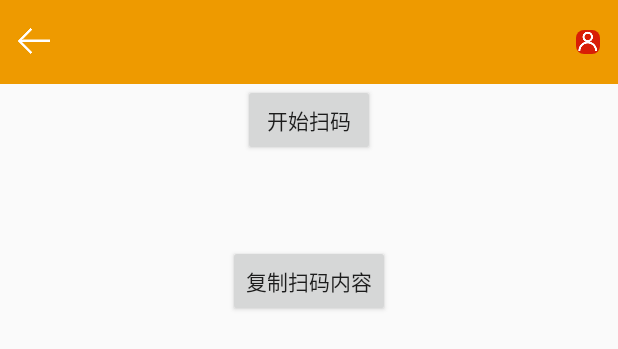
After one commit to syssun/SysReadPacket, an Android app: the layout activity_my_qrcode.xml on its own in the app's theme, with its tools: preview values and no code run, on a phone screen of 412 x 824 dp. The commit adds this screen. Shown: the top 349 px of the screen. Run offline under Robolectric (Android 15) with nearby library versions, the light colour scheme and no system bars.

Commit message:
扫码复制

```diff
--- a/app/build.gradle
+++ b/app/build.gradle
@@ -8,7 +8,7 @@ android {
         minSdkVersion 15
         targetSdkVersion 29
         versionCode 1
-        versionName "1.0.6"
+        versionName "1.1.0"
         testInstrumentationRunner "androidx.test.runner.AndroidJUnitRunner"
     }
     signingConfigs {
@@ -50,6 +50,7 @@ android {
 }
 
 dependencies {
+    implementation 'cn.bingoogolapple:bga-qrcode-zxing:1.3.7'
     implementation fileTree(dir: 'libs', include: ['*.jar'])
     implementation 'androidx.appcompat:appcompat:1.1.0'
     implementation 'com.google.android.material:material:1.0.0'
--- a/app/src/main/java/com/sys/readh/MainActivity.java
+++ b/app/src/main/java/com/sys/readh/MainActivity.java
@@ -1,6 +1,9 @@
 package com.sys.readh;
 
+import android.content.pm.PackageManager;
 import android.os.Bundle;
+import android.os.Environment;
+import android.widget.Toast;
 
 import com.google.android.material.bottomnavigation.BottomNavigationView;
 
@@ -30,6 +33,4 @@ public class MainActivity extends AppCompatActivity {
         NavigationUI.setupWithNavController(navView, navController);
     }
 
-
-
 }
--- /dev/null
+++ b/app/src/main/res/layout/activity_my_qrcode.xml
@@ -0,0 +1,36 @@
+<?xml version="1.0" encoding="utf-8"?>
+<LinearLayout xmlns:android="http://schemas.android.com/apk/res/android"
+    xmlns:app="http://schemas.android.com/apk/res-auto"
+    xmlns:tools="http://schemas.android.com/tools"
+    android:layout_width="match_parent"
+    android:layout_height="match_parent"
+    android:orientation="vertical"
+    tools:context=".activitys.MyQrcodeActivity">
+    <include layout="@layout/nav_bar"/>
+    <Button
+        android:id="@+id/qrbutton"
+        android:layout_width="wrap_content"
+        android:layout_height="wrap_content"
+        android:layout_gravity="center"
+        android:gravity="center"
+        android:onClick="onClick"
+        android:text="开始扫码"/>
+    <TextView
+        android:id="@+id/qrtext"
+        android:layout_width="wrap_content"
+        android:layout_height="wrap_content"
+        android:layout_gravity="center"
+        android:gravity="center"
+        android:layout_margin="20dp"
+        />
+    <Button
+        android:id="@+id/cybutton"
+        android:layout_width="wrap_content"
+        android:layout_height="wrap_content"
+        android:layout_gravity="center"
+        android:gravity="center"
+        android:text="复制扫码内容"/>
+
+
+
+</LinearLayout>
--- a/app/src/main/res/values/strings.xml
+++ b/app/src/main/res/values/strings.xml
@@ -30,7 +30,4 @@
     </string-array>
 
 
-
-
-
 </resources>
```
Also changed, not shown: app/src/main/AndroidManifest.xml (+10 -1 lines), app/src/main/java/com/sys/readh/activitys/MyQrcodeActivity.java (added, +102 -0 lines), app/src/main/java/com/sys/readh/activitys/QrcodeActivity.java (added, +83 -0 lines), app/src/main/java/com/sys/readh/ui/dashboard/DashboardFragment.java (+7 -1 lines), app/src/main/java/com/sys/readh/utils/PermissionUtils.java (added, +42 -0 lines), app/src/main/res/layout/activity_qrcode.xml (added, +26 -0 lines).
